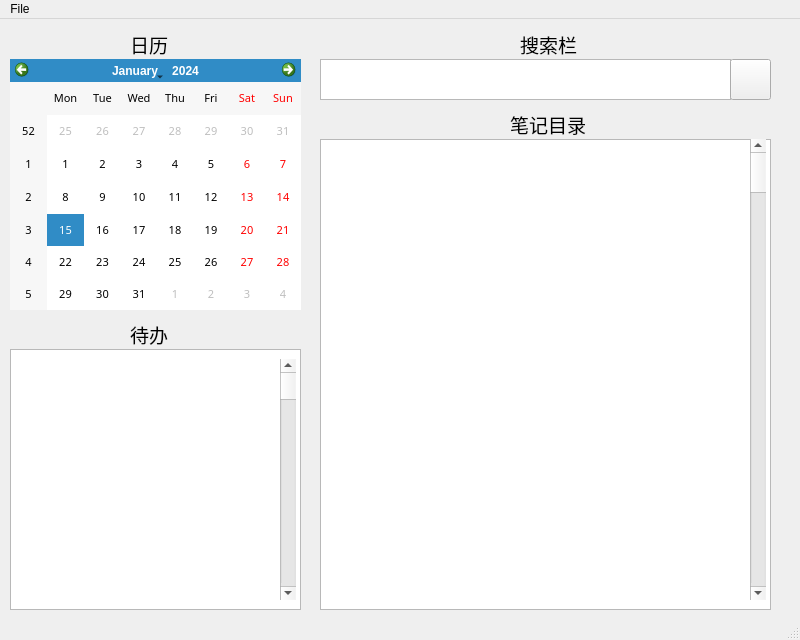
This is CornellNotes/ui_main_page.ui in HongyuChen321/CornellNotes as Qt 5 draws it before an edit. The edited form follows.
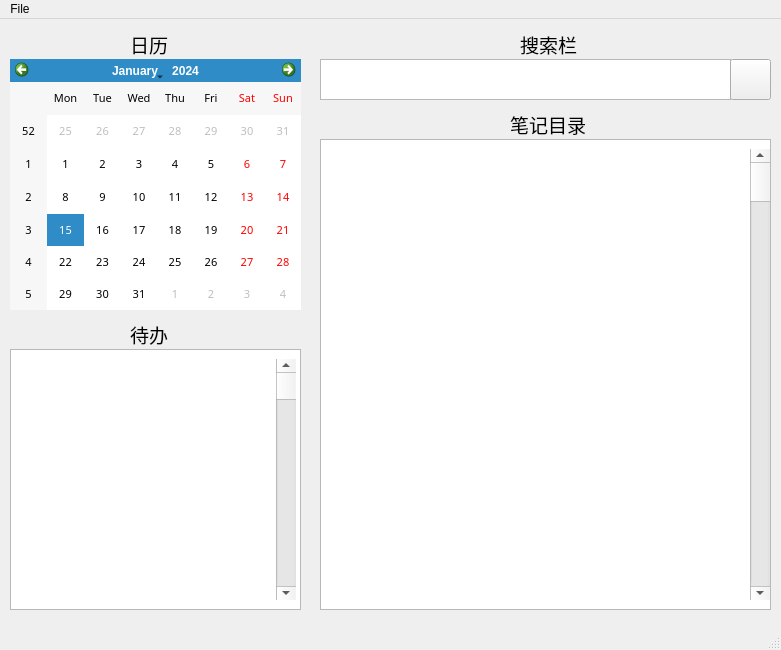
This is the edited form. Icons and pictures are not drawn.

Patch:
```diff
--- a/CornellNotes/ui_main_page.ui
+++ b/CornellNotes/ui_main_page.ui
@@ -6,8 +6,8 @@
    <rect>
     <x>0</x>
     <y>0</y>
-    <width>800</width>
-    <height>640</height>
+    <width>781</width>
+    <height>650</height>
    </rect>
   </property>
   <property name="minimumSize">
@@ -53,7 +53,7 @@
      <rect>
       <x>130</x>
       <y>10</y>
-      <width>41</width>
+      <width>61</width>
       <height>31</height>
      </rect>
     </property>
@@ -75,7 +75,7 @@
      <rect>
       <x>520</x>
       <y>10</y>
-      <width>61</width>
+      <width>81</width>
       <height>31</height>
      </rect>
     </property>
@@ -195,9 +195,9 @@
    <widget class="QScrollBar" name="verticalScrollBar">
     <property name="geometry">
      <rect>
-      <x>280</x>
+      <x>276</x>
       <y>340</y>
-      <width>16</width>
+      <width>20</width>
       <height>241</height>
      </rect>
     </property>
@@ -209,9 +209,9 @@
     <property name="geometry">
      <rect>
       <x>750</x>
-      <y>120</y>
-      <width>16</width>
-      <height>461</height>
+      <y>130</y>
+      <width>20</width>
+      <height>451</height>
      </rect>
     </property>
     <property name="orientation">
@@ -225,8 +225,8 @@
     <rect>
      <x>0</x>
      <y>0</y>
-     <width>800</width>
-     <height>21</height>
+     <width>781</width>
+     <height>26</height>
     </rect>
    </property>
    <widget class="QMenu" name="menuFile">
```
